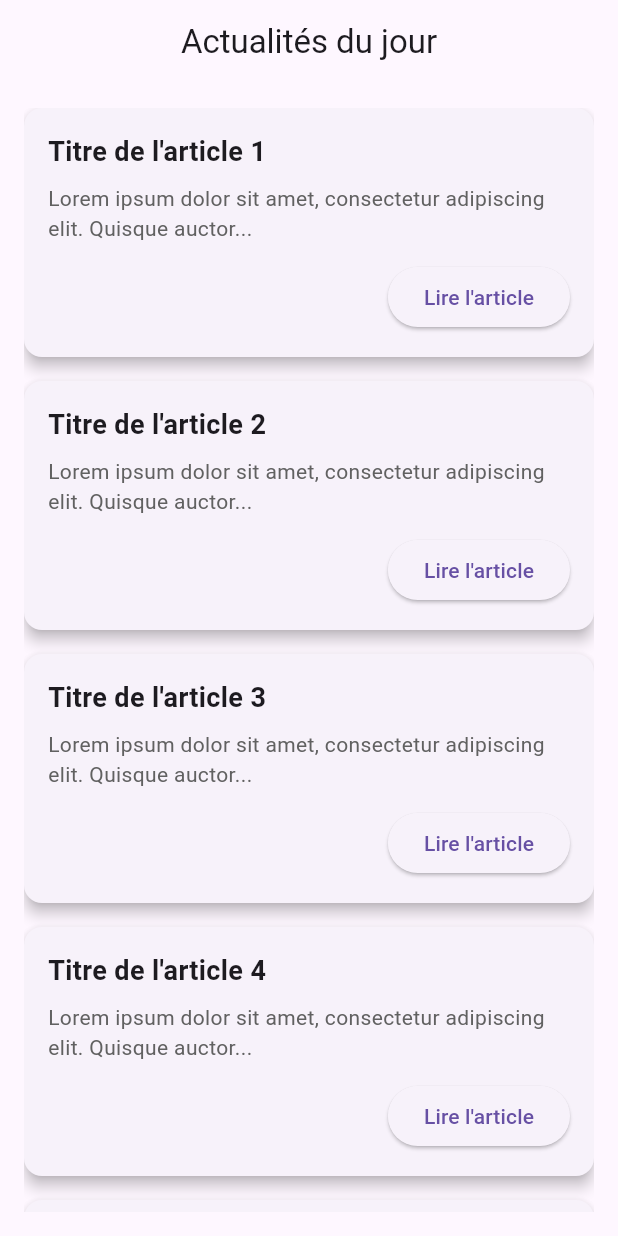
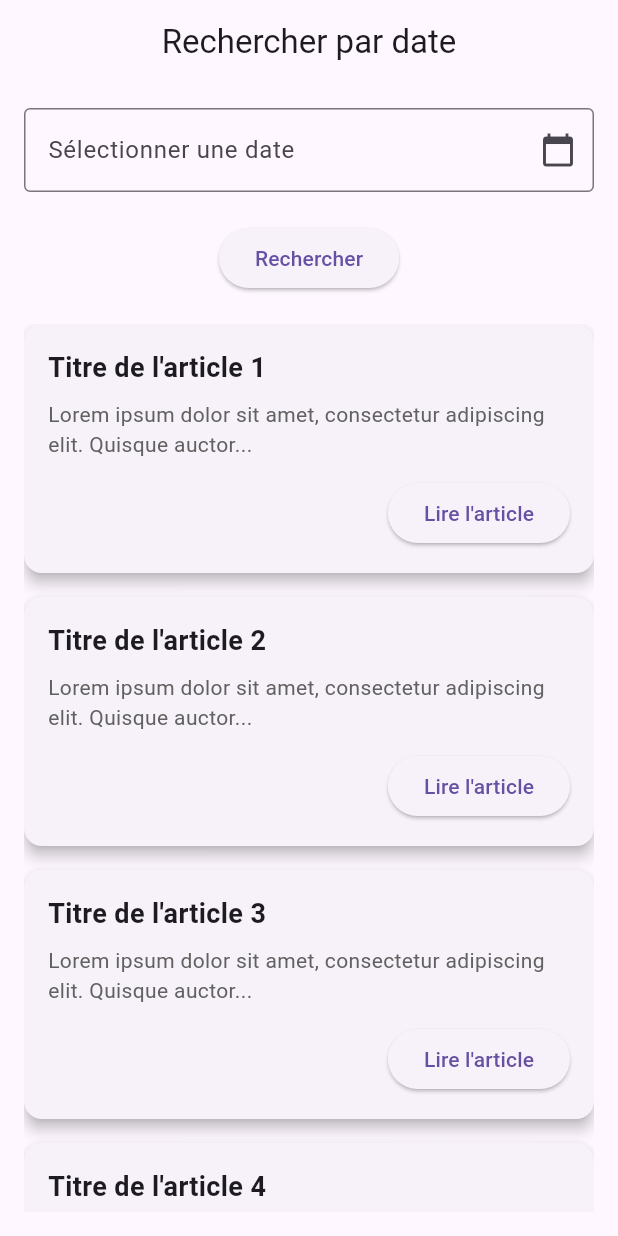
Before and after one commit to Traygueur/sumapp, a Flutter app: the screen it shows after launch, on a phone screen of 412 x 824 dp. Run offline on Flutter 3.47's test engine with Material 3 defaults, Android fonts, the phone set to English and light mode, and no system bars; our stand-ins replace supabase_flutter; accounts and stored records are empty.

Commit message:
actuality with date view

```diff
--- a/lib/main.dart
+++ b/lib/main.dart
@@ -3,7 +3,7 @@ import 'package:sumapp/authentification.dart';
 import 'package:supabase_flutter/supabase_flutter.dart';
 import 'scrap.dart';
 import 'views/actualité_view.dart';
-
+import 'views/actuality_date_view.dart';
 
 void main()async{
   await Supabase.initialize(
@@ -16,7 +16,7 @@ class MyApp extends StatelessWidget {
   @override
   Widget build(BuildContext context) {
     return MaterialApp(
-      home: Actualite(),
+      home: ActualityDateView(),
     );
   }
 }
--- /dev/null
+++ b/lib/views/actuality_date_view.dart
@@ -0,0 +1,109 @@
+import 'package:flutter/material.dart';
+
+class ActualityDateView extends StatefulWidget {
+  const ActualityDateView({super.key});
+
+  @override
+  State<ActualityDateView> createState() => _ActualityDateViewState();
+}
+
+class _ActualityDateViewState extends State<ActualityDateView> {
+  final TextEditingController _dateController = TextEditingController();
+  DateTime? selectedDate;
+
+  @override
+  Widget build(BuildContext context) {
+    return Scaffold(
+      appBar: AppBar(
+        title: Text("Rechercher par date"),
+        centerTitle: true,
+      ),
+      body: Padding(
+        padding: const EdgeInsets.all(16.0),
+        child: Column(
+          children: [
+            TextField(
+              controller: _dateController,
+              decoration: InputDecoration(
+                labelText: "Sélectionner une date",
+                border: OutlineInputBorder(),
+                suffixIcon: IconButton(
+                  icon: Icon(Icons.calendar_today),
+                  onPressed: () async {
+                    DateTime? pickedDate = await showDatePicker(
+                      context: context,
+                      initialDate: DateTime.now(),
+                      firstDate: DateTime(2000),
+                      lastDate: DateTime.now(),
+                    );
+                    if (pickedDate != null) {
+                      setState(() {
+                        selectedDate = pickedDate;
+                        _dateController.text = "${pickedDate.year}/${pickedDate.month.toString().padLeft(2, '0')}/${pickedDate.day.toString().padLeft(2, '0')}";
+                      });
+                    }
+                  },
+                ),
+              ),
+            ),
+            const SizedBox(height: 20),
+            ElevatedButton(
+              onPressed: () {
+                if (selectedDate != null) {
+                  print("Recherche des articles pour la date : ${_dateController.text}");
+                  // Ici, tu pourras appeler une fonction pour récupérer les articles de cette date
+                }
+              },
+              child: Text("Rechercher"),
+            ),
+            const SizedBox(height: 20),
+            Expanded(
+              child: ListView.builder(
+                itemCount: 5, // Simule 5 articles
+                itemBuilder: (context, index) {
+                  return Card(
+                    elevation: 4,
+                    margin: const EdgeInsets.only(bottom: 16),
+                    shape: RoundedRectangleBorder(
+                      borderRadius: BorderRadius.circular(12),
+                    ),
+                    child: Padding(
+                      padding: const EdgeInsets.all(16.0),
+                      child: Column(
+                        crossAxisAlignment: CrossAxisAlignment.start,
+                        children: [
+                          Text(
+                            "Titre de l'article ${index + 1}",
+                            style: TextStyle(
+                              fontSize: 18,
+                              fontWeight: FontWeight.bold,
+                            ),
+                          ),
+                          const SizedBox(height: 8),
+                          Text(
+                            "Lorem ipsum dolor sit amet, consectetur adipiscing elit. Quisque auctor...",
+                            style: TextStyle(fontSize: 14, color: Colors.grey[700]),
+                            maxLines: 3,
+                            overflow: TextOverflow.ellipsis,
+                          ),
+                          const SizedBox(height: 12),
+                          Align(
+                            alignment: Alignment.centerRight,
+                            child: ElevatedButton(
+                              onPressed: () {},
+                              child: Text("Lire l'article"),
+                            ),
+                          ),
+                        ],
+                      ),
+                    ),
+                  );
+                },
+              ),
+            ),
+          ],
+        ),
+      ),
+    );
+  }
+}
```
